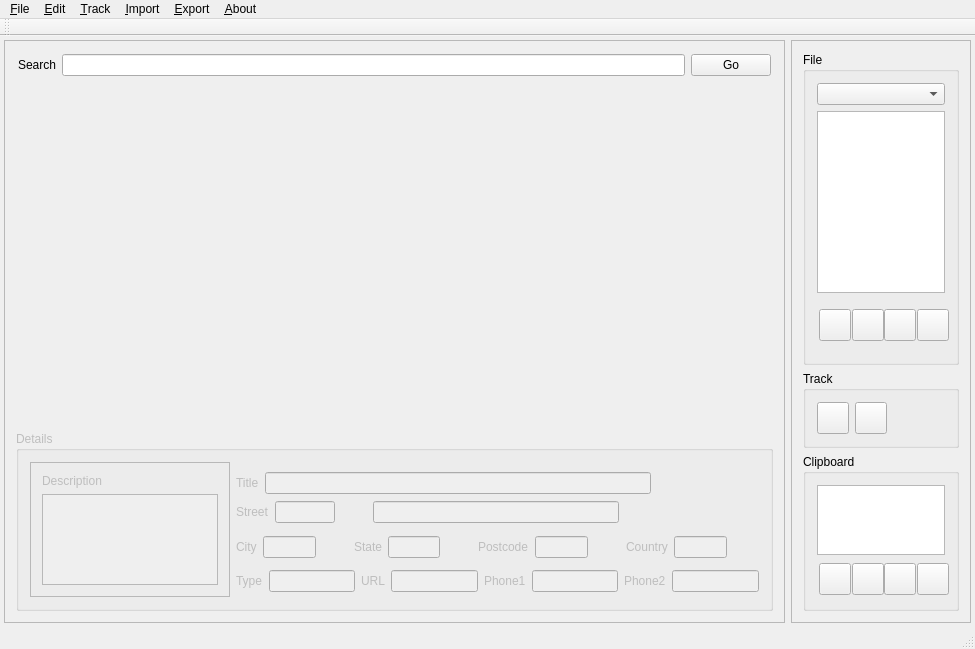
This is mainwindow.ui in trumpton/POI as Qt 5 draws it before an edit. The edited form follows.
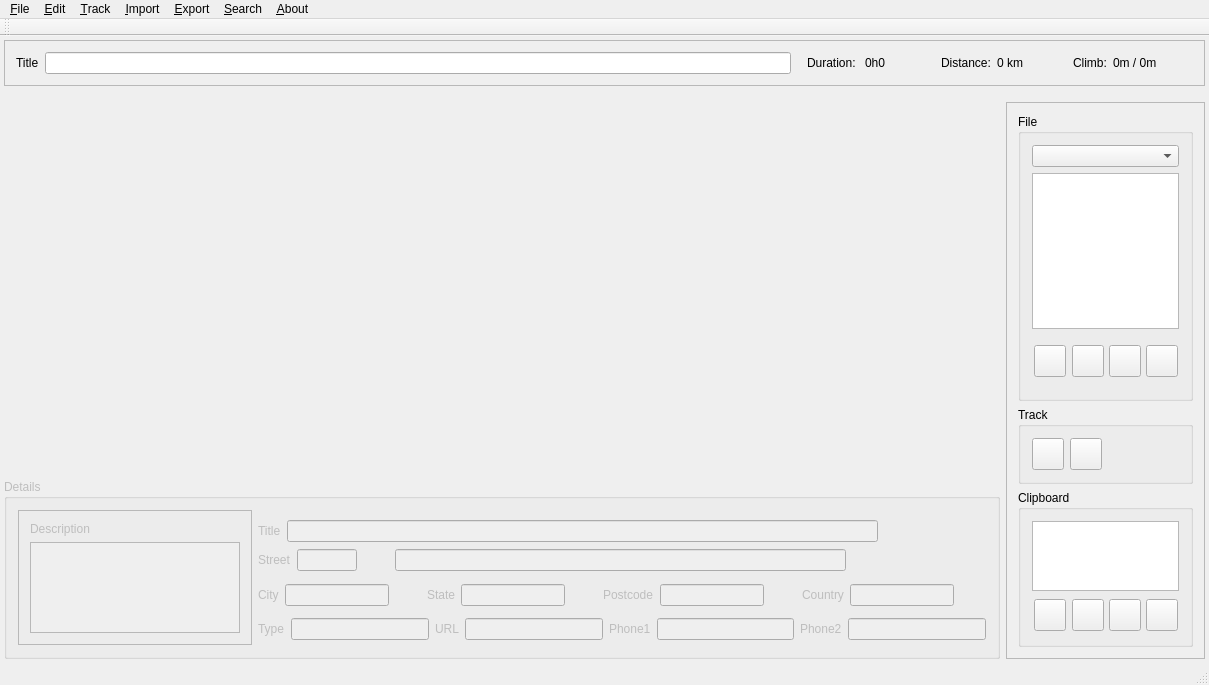
This is the edited form. Icons and pictures are not drawn. Custom widgets are drawn as their Qt base class.

Commit message: Added Height / Distance / Time Calculation for Tracks

The edit to the form file:
```diff
--- a/mainwindow.ui
+++ b/mainwindow.ui
@@ -6,8 +6,8 @@
    <rect>
     <x>0</x>
     <y>0</y>
-    <width>975</width>
-    <height>649</height>
+    <width>1209</width>
+    <height>685</height>
    </rect>
   </property>
   <property name="sizePolicy">
@@ -42,7 +42,7 @@
      <verstretch>0</verstretch>
     </sizepolicy>
    </property>
-   <layout class="QGridLayout" name="gridLayout_3">
+   <layout class="QVBoxLayout" name="verticalLayout_6">
     <property name="leftMargin">
      <number>4</number>
     </property>
@@ -55,88 +55,114 @@
     <property name="bottomMargin">
      <number>4</number>
     </property>
-    <item row="0" column="0">
-     <widget class="QFrame" name="frame">
-      <property name="sizePolicy">
-       <sizepolicy hsizetype="Expanding" vsizetype="Preferred">
-        <horstretch>0</horstretch>
-        <verstretch>0</verstretch>
-       </sizepolicy>
-      </property>
+    <item>
+     <widget class="QFrame" name="frame_4">
       <property name="frameShape">
        <enum>QFrame::StyledPanel</enum>
       </property>
       <property name="frameShadow">
        <enum>QFrame::Raised</enum>
       </property>
-      <layout class="QVBoxLayout" name="verticalLayout">
+      <layout class="QHBoxLayout" name="horizontalLayout_9">
        <item>
-        <layout class="QHBoxLayout" name="horizontalLayout_10">
-         <property name="leftMargin">
-          <number>2</number>
+        <widget class="QLabel" name="label_10">
+         <property name="text">
+          <string>Title</string>
          </property>
-         <property name="topMargin">
-          <number>2</number>
+        </widget>
+       </item>
+       <item>
+        <widget class="QLineEdit" name="lineEdit_fileTitle"/>
+       </item>
+       <item>
+        <spacer name="horizontalSpacer_4">
+         <property name="orientation">
+          <enum>Qt::Horizontal</enum>
          </property>
-         <property name="rightMargin">
-          <number>2</number>
+         <property name="sizeType">
+          <enum>QSizePolicy::Minimum</enum>
          </property>
-         <property name="bottomMargin">
-          <number>2</number>
+         <property name="sizeHint" stdset="0">
+          <size>
+           <width>10</width>
+           <height>20</height>
+          </size>
          </property>
+        </spacer>
+       </item>
          <item>
-          <widget class="QLabel" name="labelAddress">
-           <property name="sizePolicy">
-            <sizepolicy hsizetype="Preferred" vsizetype="Preferred">
-             <horstretch>0</horstretch>
-             <verstretch>0</verstretch>
-            </sizepolicy>
-           </property>
+        <widget class="QLabel" name="label_13">
            <property name="text">
-            <string>Search</string>
-           </property>
-           <property name="buddy">
-            <cstring>lineEdit_Search</cstring>
-           </property>
+          <string>Duration: </string>
+         </property>
           </widget>
          </item>
          <item>
-          <widget class="QLineEdit" name="lineEdit_Search">
-           <property name="sizePolicy">
-            <sizepolicy hsizetype="Expanding" vsizetype="Fixed">
-             <horstretch>0</horstretch>
-             <verstretch>0</verstretch>
-            </sizepolicy>
-           </property>
+        <widget class="QLabel" name="label_duration">
+         <property name="minimumSize">
+          <size>
+           <width>70</width>
+           <height>0</height>
+          </size>
+         </property>
+         <property name="text">
+          <string>0h0</string>
+         </property>
           </widget>
          </item>
          <item>
-          <widget class="QPushButton" name="btnFind">
-           <property name="sizePolicy">
-            <sizepolicy hsizetype="Preferred" vsizetype="Preferred">
-             <horstretch>0</horstretch>
-             <verstretch>0</verstretch>
-            </sizepolicy>
-           </property>
+        <widget class="QLabel" name="label_11">
+         <property name="text">
+          <string>Distance:</string>
+         </property>
+        </widget>
+       </item>
+       <item>
+        <widget class="QLabel" name="label_distance">
            <property name="minimumSize">
             <size>
-             <width>0</width>
+           <width>70</width>
              <height>0</height>
             </size>
            </property>
-           <property name="maximumSize">
+         <property name="text">
+          <string>0 km</string>
+         </property>
+        </widget>
+       </item>
+       <item>
+        <widget class="QLabel" name="label_12">
+         <property name="text">
+          <string>Climb:</string>
+         </property>
+        </widget>
+       </item>
+       <item>
+        <widget class="QLabel" name="label_climb">
+         <property name="minimumSize">
             <size>
-             <width>16777215</width>
-             <height>16777215</height>
+           <width>80</width>
+           <height>0</height>
             </size>
            </property>
            <property name="text">
-            <string>Go</string>
+          <string>0m / 0m</string>
            </property>
           </widget>
          </item>
         </layout>
-       </item>
+     </widget>
+    </item>
+    <item>
+     <layout class="QHBoxLayout" name="horizontalLayout_8">
+      <property name="topMargin">
+       <number>10</number>
+      </property>
+      <item>
+       <layout class="QVBoxLayout" name="verticalLayout_5">
+        <property name="bottomMargin">
+         <number>0</number>
+        </property>
        <item>
         <widget class="GoogleMapsWidget" name="googlemapsWebView" native="true">
          <property name="sizePolicy">
@@ -156,6 +182,7 @@
            <string>about:blank</string>
           </url>
          </property>
+          <layout class="QVBoxLayout" name="verticalLayout_10"/>
         </widget>
        </item>
        <item>
@@ -893,9 +920,8 @@
         </widget>
        </item>
       </layout>
-     </widget>
-    </item>
-    <item row="0" column="1">
+      </item>
+      <item>
      <widget class="QFrame" name="frame_2">
       <property name="minimumSize">
        <size>
@@ -1377,13 +1403,15 @@
      </widget>
     </item>
    </layout>
+    </item>
+   </layout>
   </widget>
   <widget class="QMenuBar" name="menuBar">
    <property name="geometry">
     <rect>
      <x>0</x>
      <y>0</y>
-     <width>975</width>
+     <width>1209</width>
      <height>23</height>
     </rect>
    </property>
@@ -1439,15 +1467,23 @@
      <string>&amp;Track</string>
     </property>
     <addaction name="action_ShowTrack"/>
+    <addaction name="action_ShowActualDuration"/>
     <addaction name="action_CreateTrackFromWaypoints"/>
     <addaction name="actionSnap"/>
     <addaction name="action_ReduceTrackPoints"/>
    </widget>
+   <widget class="QMenu" name="menu_Search">
+    <property name="title">
+     <string>&amp;Search</string>
+    </property>
+    <addaction name="action_FindLocation"/>
+   </widget>
    <addaction name="menu_File"/>
    <addaction name="menu_Edit"/>
    <addaction name="menu_Track"/>
    <addaction name="menu_Import"/>
    <addaction name="menu_Export"/>
+   <addaction name="menu_Search"/>
    <addaction name="menu_About"/>
   </widget>
   <widget class="QToolBar" name="mainToolBar">
@@ -1551,17 +1587,17 @@
     <bool>true</bool>
    </property>
    <property name="text">
-    <string>&amp;Show Track</string>
+    <string>Show &amp;Track</string>
    </property>
   </action>
   <action name="action_CreateTrackFromWaypoints">
    <property name="text">
-    <string>Create Track From Waypoints</string>
+    <string>&amp;Create Track From Waypoints</string>
    </property>
   </action>
   <action name="action_ReduceTrackPoints">
    <property name="text">
-    <string>Reduce Track Points</string>
+    <string>&amp;Reduce Track Points</string>
    </property>
   </action>
   <action name="action_SaveAs">
@@ -1582,7 +1618,23 @@
     <bool>true</bool>
    </property>
    <property name="text">
-    <string>Snap Track to Waypoints</string>
+    <string>&amp;Snap Track to Waypoints</string>
+   </property>
+  </action>
+  <action name="action_FindLocation">
+   <property name="text">
+    <string>&amp;Find Location</string>
+   </property>
+   <property name="shortcut">
+    <string>Ctrl+F</string>
+   </property>
+  </action>
+  <action name="action_ShowActualDuration">
+   <property name="checkable">
+    <bool>true</bool>
+   </property>
+   <property name="text">
+    <string>Show &amp;Actual Duration</string>
    </property>
   </action>
  </widget>
```
Left out of the diff: 2 changed lines with no effect on the pictures. Lines whose indentation alone changed are shown as unchanged. The commit also changes 10 other files.
